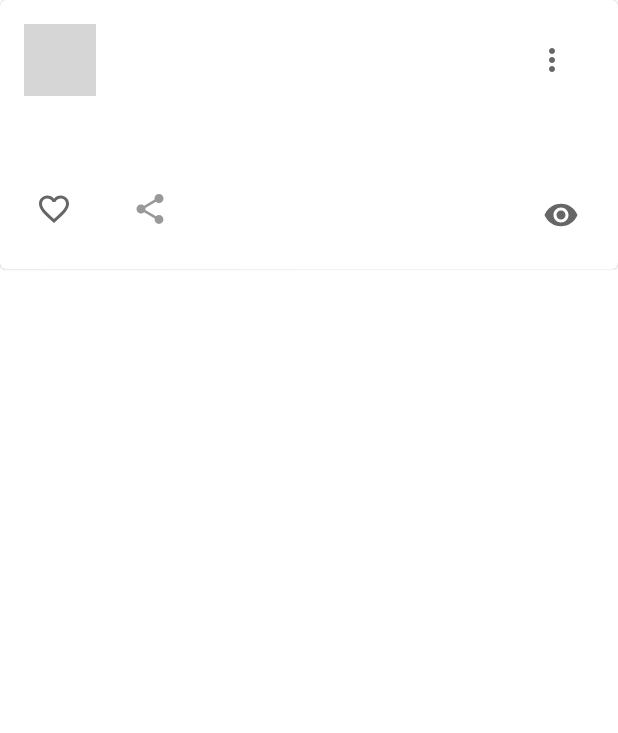
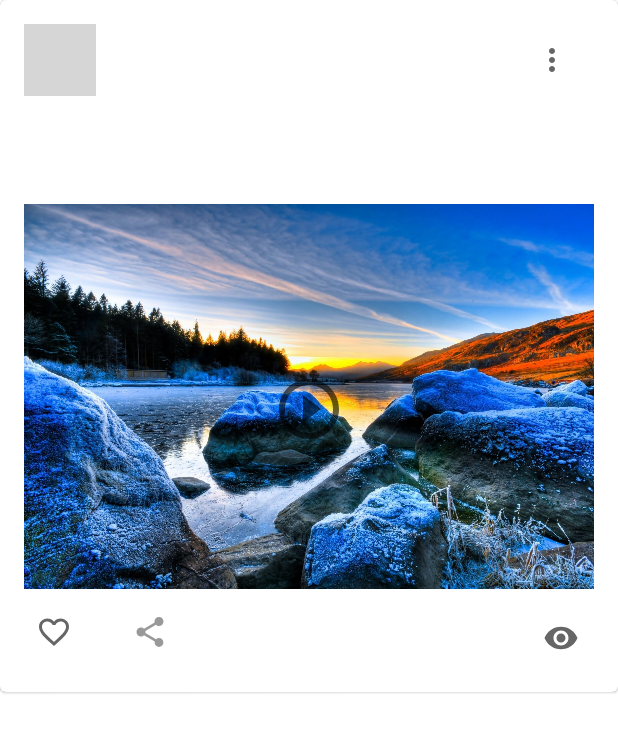
Before and after one commit to IvanKlim1/HomeworkAndroid, an Android app: the layout card_post.xml on its own in the app's theme, with its tools: preview values and no code run, on a phone screen of 412 x 824 dp. Shown: the top 733 px of the screen. Run offline under Robolectric (Android 15) with nearby library versions, the phone set to English and light mode, and no system bars; grey boxes are pictures that could not be loaded.

Commit message:
Create uri

```diff
--- a/app/src/main/AndroidManifest.xml
+++ b/app/src/main/AndroidManifest.xml
@@ -19,12 +19,6 @@
         <activity
             android:name=".activity.EditPostActivity"
             android:exported="true">
-        <intent-filter>
-
-            <action android:name="android.intent.action.EDIT" />
-            <category android:name="android.intent.category.DEFAULT" />
-            <data android:mimeType="*/*" />
-        </intent-filter>
         </activity>
         <activity
             android:name=".activity.IntentHandlerActivity"
--- a/app/src/main/java/ru/netology/nmedia/viewmodel/PostViewModel.kt
+++ b/app/src/main/java/ru/netology/nmedia/viewmodel/PostViewModel.kt
@@ -1,7 +1,5 @@
 package ru.netology.nmedia.viewmodel
 
-import android.view.View
-import androidx.lifecycle.LiveData
 import androidx.lifecycle.MutableLiveData
 import androidx.lifecycle.ViewModel
 import ru.netology.nmedia.post.Post
@@ -22,7 +20,6 @@ class PostViewModel : ViewModel() {
     val data = repository.getAll()
     val edited = MutableLiveData(empty)
     fun like(id: Long) = repository.like(id)
-    fun shares(id: Long) = repository.share(id)
     fun removeById(id: Long) = repository.removeById(id)
 
 
--- /dev/null
+++ b/app/src/main/res/drawable/ic_baseline_play_circle_outline_24.xml
@@ -0,0 +1,10 @@
+<vector xmlns:android="http://schemas.android.com/apk/res/android"
+    android:width="24dp"
+    android:height="24dp"
+    android:viewportWidth="24"
+    android:viewportHeight="24"
+    android:tint="?attr/colorControlNormal">
+  <path
+      android:fillColor="@android:color/white"
+      android:pathData="M10,16.5l6,-4.5 -6,-4.5v9zM12,2C6.48,2 2,6.48 2,12s4.48,10 10,10 10,-4.48 10,-10S17.52,2 12,2zM12,20c-4.41,0 -8,-3.59 -8,-8s3.59,-8 8,-8 8,3.59 8,8 -3.59,8 -8,8z"/>
+</vector>
--- a/app/src/main/res/layout/activity_main.xml
+++ b/app/src/main/res/layout/activity_main.xml
@@ -81,12 +81,13 @@
         android:id="@+id/fab"
         android:layout_width="wrap_content"
         android:layout_height="wrap_content"
-        android:layout_margin="@dimen/fab_margin"
+        android:layout_marginEnd="48dp"
         android:clickable="true"
         app:layout_constraintBottom_toBottomOf="parent"
         app:layout_constraintEnd_toEndOf="parent"
         app:srcCompat="@drawable/ic_add_24dp"
         tools:ignore="VectorDrawableCompat"
-        android:contentDescription="@string/add_post" />
+        android:contentDescription="@string/add_post"
+        android:layout_marginRight="48dp" />
 
 </androidx.constraintlayout.widget.ConstraintLayout>
--- a/app/src/main/res/layout/card_post.xml
+++ b/app/src/main/res/layout/card_post.xml
@@ -82,12 +82,34 @@
             app:layout_constraintTop_toBottomOf="@id/barrier"
             tools:text="@sample/posts.json/data/content" />
 
+        <ImageView
+            android:id="@+id/photo"
+            android:layout_width="411dp"
+            android:layout_height="266dp"
+            android:layout_marginTop="@dimen/common_spacing"
+            app:icon="@drawable/photo"
+            app:layout_constraintEnd_toEndOf="parent"
+            app:layout_constraintHorizontal_bias="0.0"
+            app:layout_constraintStart_toStartOf="parent"
+            app:layout_constraintTop_toBottomOf="@id/content"
+            tools:srcCompat="@drawable/photo" />
+        <ImageView
+            android:id="@+id/play"
+            android:layout_width="48dp"
+            android:layout_height="48dp"
+            android:layout_marginTop="133dp"
+            app:layout_constraintEnd_toEndOf="parent"
+            app:layout_constraintStart_toStartOf="parent"
+            app:layout_constraintTop_toBottomOf="@id/content"
+            tools:srcCompat="@drawable/ic_baseline_play_circle_outline_24" />
+
+
         <androidx.constraintlayout.widget.Barrier
             android:id="@+id/barrierTwo"
             android:layout_width="wrap_content"
             android:layout_height="wrap_content"
             app:barrierDirection="bottom"
-            app:constraint_referenced_ids="content" />
+            app:constraint_referenced_ids="content,photo,play" />
 
         <com.google.android.material.button.MaterialButton
             android:id="@+id/like"
```
Also changed, not shown: app/src/main/java/ru/netology/nmedia/activity/EditPostActivity.kt (+5 -33 lines), app/src/main/java/ru/netology/nmedia/activity/MainActivity.kt (+24 -17 lines), app/src/main/java/ru/netology/nmedia/activity/NewEditPostResultContract.kt (added, +16 -0 lines), app/src/main/res/drawable/photo.jpg (added).
